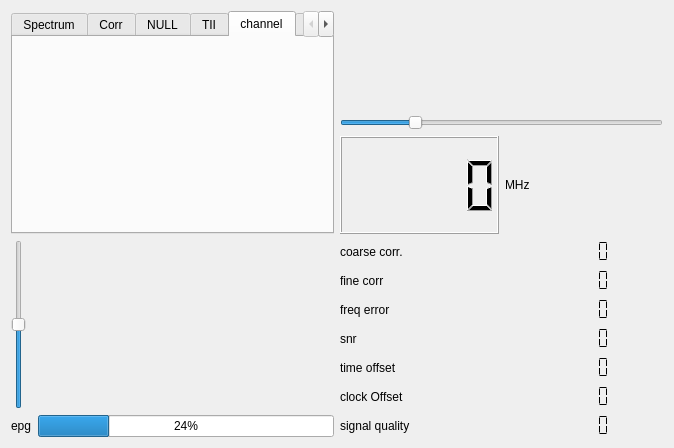
Qt form qt-dab-s6/forms-v6/new-display/scopewidget.ui (JvanKatwijk/qt-dab) before a commit.
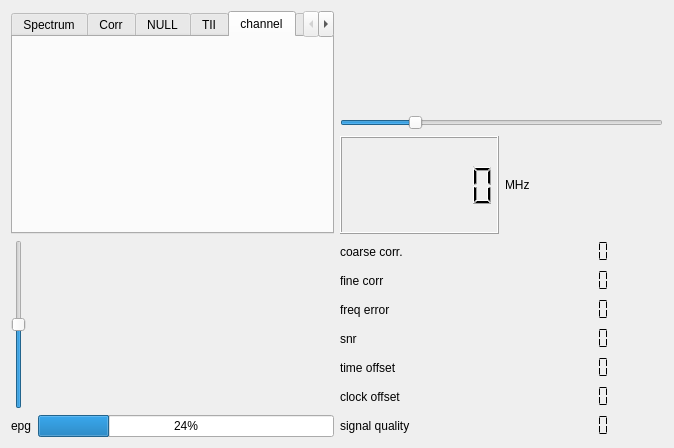
The same form after that commit. The open tabs and pages were chosen to show the change. Custom widgets are drawn as their Qt base class.

```diff
--- a/qt-dab-s6/forms-v6/new-display/scopewidget.ui
+++ b/qt-dab-s6/forms-v6/new-display/scopewidget.ui
@@ -227,6 +227,9 @@
          <property name="toolTip">
           <string>&lt;html&gt;&lt;head/&gt;&lt;body&gt;&lt;p&gt;The frequency of the selected channel.&lt;/p&gt;&lt;p&gt;&lt;br/&gt;&lt;/p&gt;&lt;/body&gt;&lt;/html&gt;</string>
          </property>
+         <property name="digitCount">
+          <number>7</number>
+         </property>
         </widget>
        </item>
        <item>
@@ -409,7 +412,7 @@
      <item row="5" column="0">
       <widget class="QLabel" name="label_3">
        <property name="text">
-        <string>clock Offset</string>
+        <string>clock offset</string>
        </property>
       </widget>
      </item>
```
Left out of the diff: 6 changed lines with no effect on the pictures.
